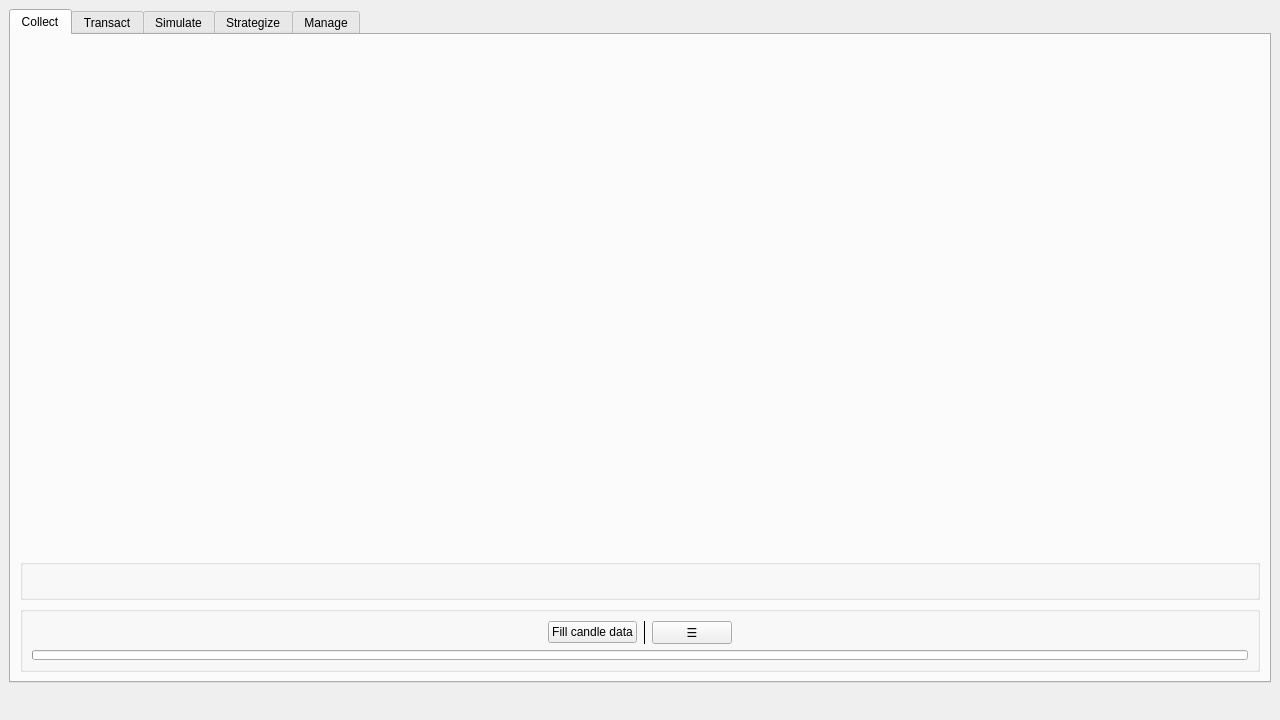
Old version of the form user_interface.ui in the repository cunarist/solie.
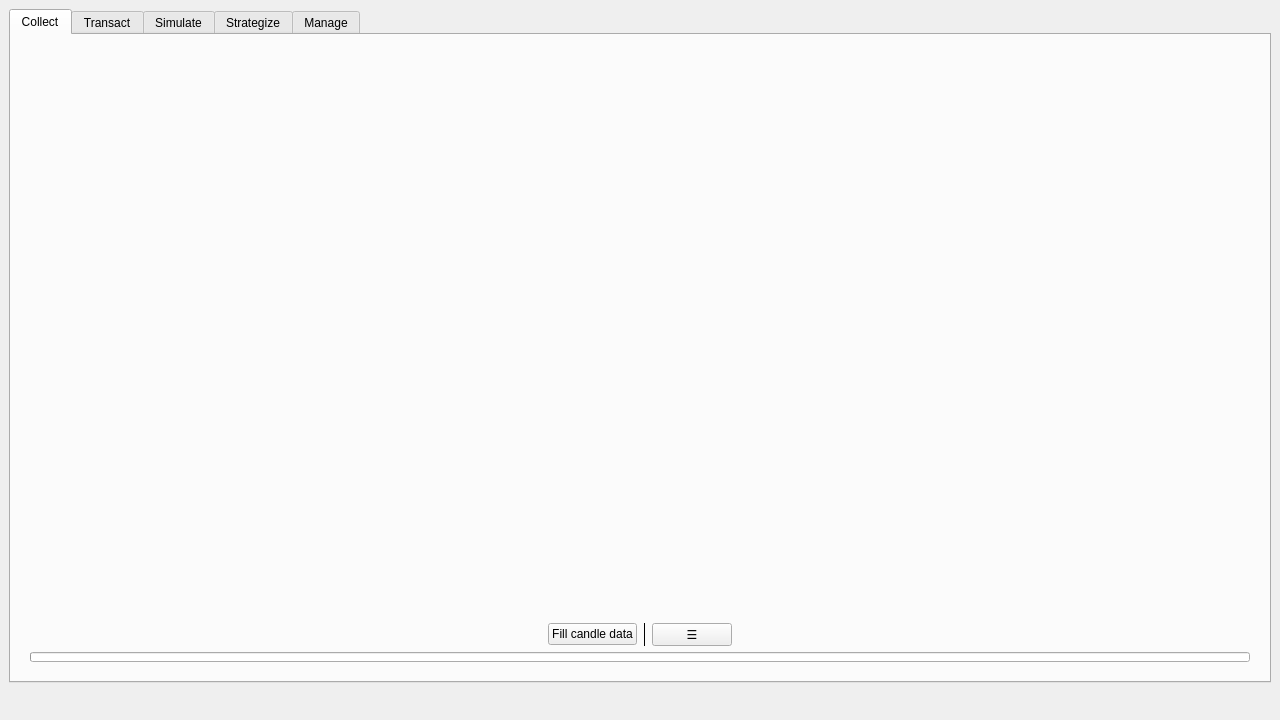
New version of the form. Icons and pictures are not drawn. Custom widgets are drawn as their Qt base class.

```diff
--- a/user_interface.ui
+++ b/user_interface.ui
@@ -54,6 +54,12 @@
     background: rgba(0,0,0,0);
 }
 
+QGroupBox {
+	background: 1px solid rgba(255,255,255,0.02);
+	border-radius: 0.2em;
+	border: 1px solid rgba(255,255,255,0.1);
+}
+
 ScriptEditor, LogList {
     background: #4C3f33;
 	border-radius: 0.2em;
```
